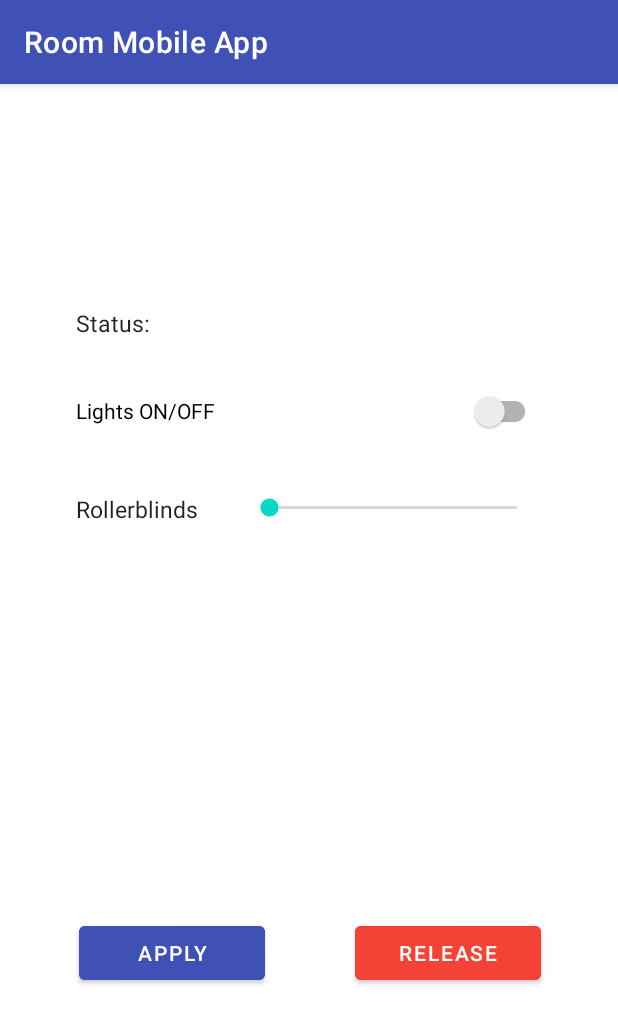
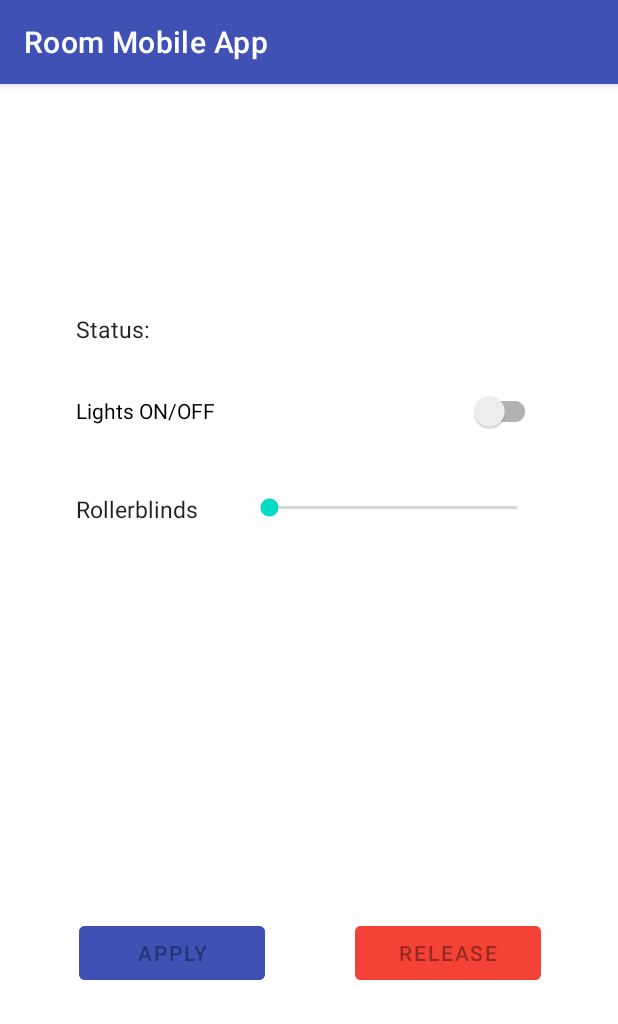
Before and after one commit to DanielPellanda/SmartRoom, an Android app: the FormFragment screen opened through its navigation route, on a phone screen of 412 x 824 dp. Shown: the top 1024 px of the screen. Run offline under Robolectric (Android 15) with nearby library versions, the light colour scheme and no system bars.

Commit message:
Implemented Form fragment behaviour

```diff
--- a/room-app/app/src/main/java/room/app/Config.java
+++ b/room-app/app/src/main/java/room/app/Config.java
@@ -5,4 +5,6 @@ import java.util.UUID;
 public class Config {
     public static final String TAG = "RoomMobileApp";
     public static final UUID DEFAULT_DEVICE_UUID = UUID.fromString("00001101-0000-1000-8000-00805F9B34FB");
+    public static final String REQUEST_BT_KEY = "bluetooth";
+    public static final String REQUEST_BT_DEVICE_KEY = "device";
 }
--- a/room-app/app/src/main/java/room/app/fragment/load/LoadFragment.java
+++ b/room-app/app/src/main/java/room/app/fragment/LoadFragment.java
@@ -1,6 +1,6 @@
-package room.app.fragment.load;
+package room.app.fragment;
 
-import android.bluetooth.BluetoothAdapter;
+import android.app.Activity;
 import android.bluetooth.BluetoothDevice;
 import android.bluetooth.BluetoothSocket;
 import android.content.BroadcastReceiver;
@@ -23,16 +23,16 @@ import java.io.IOException;
 
 import room.app.Config;
 import room.app.R;
-import room.app.bluetooth.BluetoothCommsThread;
+import room.app.bluetooth.BluetoothConnector;
 import room.app.databinding.LoadFragmentBinding;
 
 public class LoadFragment extends Fragment {
-    private enum Status {INIT, PAIR, FAIL, UNSUPP}
+    private enum Status {INIT, PAIR, ERROR, UNSUPPORTED, DISCONNECT}
     private static final long MILLIS_AFTER_BT_DEV_PICKER = 3000;
     private boolean connectionSuccessful = false;
-    private BluetoothAdapter btAdapter;
     private BluetoothDevice devicePicked;
     private Intent btDevicePicker;
+    private Activity parentActivity;
     private LoadFragmentBinding binding;
 
     private final BroadcastReceiver eventListener = new BroadcastReceiver() {
@@ -53,11 +53,15 @@ public class LoadFragment extends Fragment {
                 text = String.valueOf(R.string.label_load_str_pair);
                 visibility = View.VISIBLE;
                 break;
-            case FAIL:
+            case ERROR:
                 text = String.valueOf(R.string.label_load_str_fail);
                 break;
-            case UNSUPP:
+            case UNSUPPORTED:
                 text = String.valueOf(R.string.label_load_str_unsupp);
+                break;
+            case DISCONNECT:
+                text = String.valueOf(R.string.label_load_str_disconn);
+                visibility = View.VISIBLE;
                 break;
             case INIT:
             default:
@@ -80,14 +84,14 @@ public class LoadFragment extends Fragment {
     @Override
     public void onViewCreated(@NonNull final View view, final Bundle savedInstanceState) {
         super.onViewCreated(view, savedInstanceState);
-        btAdapter = BluetoothAdapter.getDefaultAdapter();
-        if (btAdapter == null) {
-            updateComponents(Status.UNSUPP);
+        parentActivity = requireActivity();
+        if (BluetoothConnector.isBluetoothUnspported()) {
+            updateComponents(Status.UNSUPPORTED);
             return;
         }
 
         final IntentFilter devicePickFilter = new IntentFilter("android.bluetooth.devicepicker.action.DEVICE_SELECTED");
-        requireActivity().registerReceiver(eventListener, devicePickFilter);
+        parentActivity.registerReceiver(eventListener, devicePickFilter);
 
         btDevicePicker = new Intent("android.bluetooth.devicepicker.action.LAUNCH");
         btDevicePicker.putExtra("android.bluetooth.devicepicker.extra.LAUNCH_PACKAGE", "room.app.fragment.load");
@@ -97,31 +101,32 @@ public class LoadFragment extends Fragment {
     @Override
     public void onStart() {
         super.onStart();
-        if (btAdapter == null){
+        if (BluetoothConnector.isBluetoothUnspported()){
             return;
         }
         if (devicePicked == null) {
             new Handler().postDelayed(() -> startActivity(btDevicePicker), MILLIS_AFTER_BT_DEV_PICKER);
             return;
         }
-        requireActivity().runOnUiThread(() -> updateComponents(Status.PAIR));
-        final BluetoothCommsThread btConnector = new BluetoothCommsThread(devicePicked, btAdapter);
-        btConnector.run(this::testConnection);
+        parentActivity.runOnUiThread(() -> updateComponents(Status.PAIR));
+        final BluetoothConnector btConnector = new BluetoothConnector(devicePicked, this::testConnection);
+        btConnector.start();
         if (!connectionSuccessful) {
-            requireActivity().runOnUiThread(() -> updateComponents(Status.FAIL));
+            requireActivity().runOnUiThread(() -> updateComponents(Status.ERROR));
             btConnector.cancel();
             return;
         }
         final Bundle b = new Bundle();
-        b.putParcelable("bluetooth", btConnector);
-        getParentFragmentManager().setFragmentResult("bluetooth", b);
+        b.putParcelable(Config.REQUEST_BT_DEVICE_KEY, devicePicked);
+        getParentFragmentManager().setFragmentResult(Config.REQUEST_BT_KEY, b);
         NavHostFragment.findNavController(LoadFragment.this).navigate(R.id.action_load_to_form_fragment);
+        parentActivity.runOnUiThread(() -> updateComponents(Status.DISCONNECT));
     }
 
     @Override
     public void onDestroy(){
         super.onDestroy();
-        requireActivity().unregisterReceiver(eventListener);
+        parentActivity.unregisterReceiver(eventListener);
     }
 
     @Override
--- a/room-app/app/src/main/java/room/app/fragment/form/FormFragment.java
+++ /dev/null
@@ -1,24 +0,0 @@
-package room.app.fragment.form;
-
-import android.os.Bundle;
-import android.view.LayoutInflater;
-import android.view.View;
-import android.view.ViewGroup;
-
-import androidx.annotation.NonNull;
-import androidx.annotation.Nullable;
-import androidx.fragment.app.Fragment;
-
-import room.app.databinding.FormFragmentBinding;
-
-public class FormFragment extends Fragment {
-    private FormFragmentBinding binding;
-    @Nullable
-    @Override
-    public View onCreateView(@NonNull final LayoutInflater inflater,
-                             @Nullable final ViewGroup container,
-                             @Nullable final Bundle savedInstanceState) {
-        binding = FormFragmentBinding.inflate(inflater, container, false);
-        return binding.getRoot();
-    }
-}
--- a/room-app/app/src/main/res/layout/form_fragment.xml
+++ b/room-app/app/src/main/res/layout/form_fragment.xml
@@ -4,13 +4,14 @@
     xmlns:tools="http://schemas.android.com/tools"
     android:layout_width="match_parent"
     android:layout_height="match_parent"
-    tools:context=".fragment.form.FormFragment">
+    tools:context=".fragment.FormFragment">
 
     <Button
         android:id="@+id/button_release"
         android:layout_width="124dp"
         android:layout_height="48dp"
         android:backgroundTint="@color/red"
+        android:enabled="false"
         android:text="@string/button_release_string"
         app:layout_constraintBottom_toBottomOf="@+id/button_apply"
         app:layout_constraintEnd_toEndOf="@+id/switch_light"
@@ -24,6 +25,7 @@
         android:layout_height="48dp"
         android:layout_marginEnd="60dp"
         android:backgroundTint="@color/blue"
+        android:enabled="false"
         android:text="@string/button_apply_string"
         app:layout_constraintBottom_toBottomOf="parent"
         app:layout_constraintEnd_toStartOf="@+id/button_release"
@@ -66,6 +68,7 @@
         android:layout_width="197dp"
         android:layout_height="57dp"
         android:layout_marginTop="12dp"
+        android:max="100"
         app:layout_constraintEnd_toEndOf="@+id/switch_light"
         app:layout_constraintTop_toBottomOf="@+id/switch_light" />
 
@@ -74,27 +77,41 @@
         style="@style/Widget.AppCompat.TextView.SpinnerItem"
         android:layout_width="wrap_content"
         android:layout_height="wrap_content"
-        android:layout_marginTop="4dp"
+        android:layout_marginBottom="68dp"
         android:paddingStart="0dp"
         android:paddingEnd="0dp"
         android:text="@string/label_status_string"
         android:textSize="15sp"
-        app:layout_constraintEnd_toStartOf="@+id/text_status"
-        app:layout_constraintHorizontal_bias="0.0"
-        app:layout_constraintStart_toStartOf="@+id/switch_light"
-        app:layout_constraintTop_toTopOf="@+id/text_status" />
+        app:layout_constraintBottom_toBottomOf="@+id/switch_light"
+        app:layout_constraintStart_toStartOf="@+id/switch_light" />
 
     <TextView
         android:id="@+id/text_status"
         style="@style/Widget.AppCompat.TextView.SpinnerItem"
         android:layout_width="wrap_content"
         android:layout_height="wrap_content"
-        android:layout_marginEnd="68dp"
-        android:layout_marginBottom="28dp"
+        android:layout_marginStart="216dp"
         android:paddingStart="0dp"
         android:paddingEnd="0dp"
         android:textSize="15sp"
-        app:layout_constraintBottom_toTopOf="@+id/switch_light"
-        app:layout_constraintEnd_toEndOf="@+id/switch_light" />
+        app:layout_constraintBottom_toBottomOf="@+id/label_status"
+        app:layout_constraintEnd_toEndOf="@+id/switch_light"
+        app:layout_constraintStart_toEndOf="@+id/label_status"
+        app:layout_constraintTop_toTopOf="@+id/label_status" />
+
+    <TextView
+        android:id="@+id/text_rollb"
+        style="@style/Widget.AppCompat.TextView.SpinnerItem"
+        android:layout_width="wrap_content"
+        android:layout_height="wrap_content"
+        android:paddingLeft="0dp"
+        android:paddingRight="0dp"
+        android:textSize="13sp"
+        app:layout_constraintBottom_toBottomOf="@+id/seekbar_rollb"
+        app:layout_constraintEnd_toEndOf="@+id/seekbar_rollb"
+        app:layout_constraintHorizontal_bias="0.487"
+        app:layout_constraintStart_toStartOf="@+id/seekbar_rollb"
+        app:layout_constraintTop_toTopOf="@+id/seekbar_rollb"
+        app:layout_constraintVertical_bias="1.0" />
 
 </androidx.constraintlayout.widget.ConstraintLayout>
--- a/room-app/app/src/main/res/layout/load_fragment.xml
+++ b/room-app/app/src/main/res/layout/load_fragment.xml
@@ -4,7 +4,7 @@
     xmlns:tools="http://schemas.android.com/tools"
     android:layout_width="match_parent"
     android:layout_height="match_parent"
-    tools:context=".fragment.load.LoadFragment">
+    tools:context=".fragment.LoadFragment">
 
 
     <RelativeLayout
--- a/room-app/app/src/main/res/navigation/nav_graph.xml
+++ b/room-app/app/src/main/res/navigation/nav_graph.xml
@@ -7,7 +7,7 @@
 
     <fragment
         android:id="@+id/LoadFragment"
-        android:name="room.app.fragment.load.LoadFragment"
+        android:name="room.app.fragment.LoadFragment"
         android:label="@string/load_fragment_string"
         tools:layout="@layout/load_fragment">
 
@@ -18,7 +18,7 @@
 
     <fragment
         android:id="@+id/FormFragment"
-        android:name="room.app.fragment.form.FormFragment"
+        android:name="room.app.fragment.FormFragment"
         android:label="@string/form_fragment_string"
         tools:layout="@layout/form_fragment">
 
--- a/room-app/app/src/main/res/values-night/themes.xml
+++ b/room-app/app/src/main/res/values-night/themes.xml
@@ -1,4 +1,4 @@
-<resources xmlns:tools="http://schemas.android.com/tools">
+<resources>
     <!-- Base application theme. -->
     <style name="Theme.RoomMobileApp" parent="Theme.MaterialComponents.DayNight.DarkActionBar">
         <!-- Primary brand color. -->
--- a/room-app/app/src/main/res/values/strings.xml
+++ b/room-app/app/src/main/res/values/strings.xml
@@ -1,7 +1,6 @@
 <resources>
     <string name="app_title">Room Mobile App</string>
 
-    <!-- GUI Strings -->
     <!-- Form fragment -->
     <string name="form_fragment_string">Form fragment</string>
     <string name="button_apply_string">Apply</string>
@@ -9,11 +8,14 @@
     <string name="rollb_label_string">Rollerblinds</string>
     <string name="switch_light_string">Lights ON/OFF</string>
     <string name="label_status_string">Status: </string>
+    <string name="text_rollb_string">%d %</string>
     <!-- Loading fragment -->
     <string name="load_fragment_string">Load fragment</string>
     <string name="label_load_str_init">You need to pair your arduino device\nto continue.</string>
-    <string name="label_load_str_pair">Pairing with Arduino device...</string>
+    <string name="label_load_str_pair">Pairing with Arduino device…</string>
     <string name="label_load_str_fail">Something went wrong.\nClose the app and try again.</string>
     <string name="label_load_str_unsupp">Bluetooth is unsupported on your device.\nCannot continue.</string>
+    <string name="label_load_str_disconn">Your device was disconnected. Try connecting it again.</string>
+
 
 </resources>
--- a/room-app/app/src/main/res/values/themes.xml
+++ b/room-app/app/src/main/res/values/themes.xml
@@ -1,4 +1,4 @@
-<resources xmlns:tools="http://schemas.android.com/tools">
+<resources>
     <!-- Base application theme. -->
     <style name="Theme.RoomMobileApp" parent="Theme.MaterialComponents.DayNight.DarkActionBar">
         <!-- Primary brand color. -->
```
Also changed, not shown: room-app/app/src/main/java/room/app/bluetooth/BluetoothConnector.java (renamed from room-app/app/src/main/java/room/app/bluetooth/BluetoothCommsThread.java, +21 -23 lines), room-app/app/src/main/java/room/app/fragment/FormFragment.java (added, +196 -0 lines).
